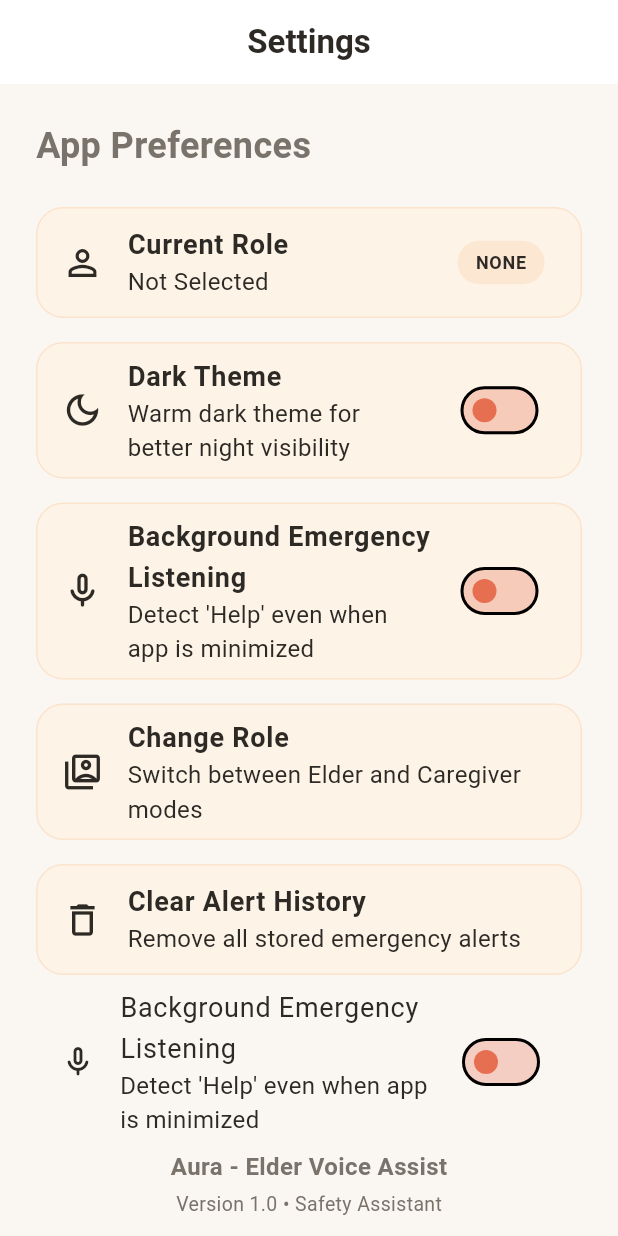
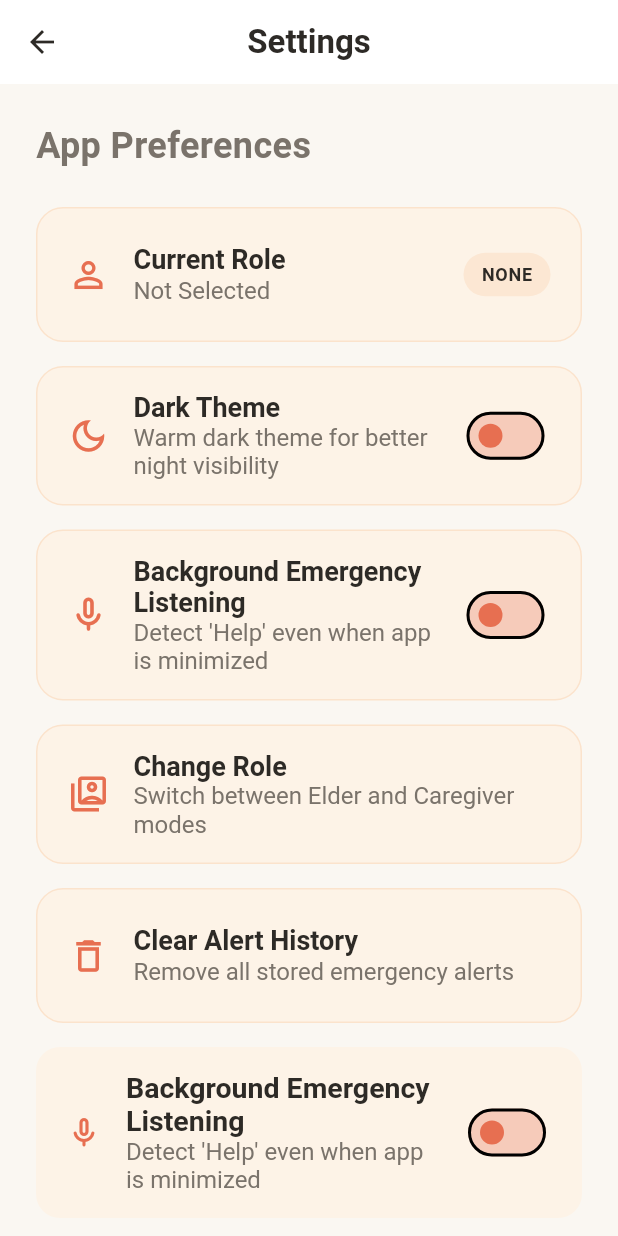
Before and after one commit to adilcholas/elder-voice-assist-app, a Flutter app: the CaregiverDashboardScreen screen opened by its route, after a tap on the "settings" icon, on a phone screen of 412 x 824 dp. Run offline on Flutter 3.47's test engine with Material 3 defaults, Android fonts, the phone set to English and light mode, and no system bars; our stand-ins replace cloud_firestore, firebase_auth, firebase_core, firebase_messaging, flutter_local_notifications, geocoding and 5 more; missing offline and left inert: flutter_background_service, flutter_background_service_android; accounts and stored records are empty.

Commit message:
functionality updates

```diff
--- a/lib/screens/caregiver_dashboard_screen.dart
+++ b/lib/screens/caregiver_dashboard_screen.dart
@@ -21,7 +21,7 @@ class CaregiverDashboardScreen extends StatelessWidget {
         actions: [
           IconButton(
             icon: const Icon(Icons.settings),
-            onPressed: () => context.go('/settings'),
+            onPressed: () => context.push('/settings'),
           ),
         ],
       ),
--- a/lib/screens/elder_home_screen.dart
+++ b/lib/screens/elder_home_screen.dart
@@ -20,7 +20,7 @@ class ElderHomeScreen extends StatelessWidget {
         actions: [
           IconButton(
             icon: const Icon(Icons.settings),
-            onPressed: () => context.go('/settings'),
+            onPressed: () => context.push('/settings'),
           ),
         ],
       ),
@@ -43,7 +43,7 @@ class ElderHomeScreen extends StatelessWidget {
                 onPressed: () async {
                   await alertProvider.triggerEmergency(elderName: "Elder User");
 
-                  context.go('/elder/emergency');
+                  context.push('/elder/emergency');
                 },
               ),
             ),
@@ -57,7 +57,7 @@ class ElderHomeScreen extends StatelessWidget {
               child: ElevatedButton.icon(
                 icon: const Icon(Icons.mic, size: 28),
                 label: const Text("Start Voice Assistant"),
-                onPressed: () => context.go('/elder/voice'),
+                onPressed: () => context.push('/elder/voice'),
               ),
             ),
 
--- a/lib/screens/emergency_alert_screen.dart
+++ b/lib/screens/emergency_alert_screen.dart
@@ -107,7 +107,7 @@ class EmergencyAlertScreen extends StatelessWidget {
                       if (activeAlerts.isNotEmpty) {
                         alertProvider.resolveAlert(activeAlerts.first.id);
                       }
-                      context.go('/elder/home');
+                      context.push('/elder/home');
                     },
                     child: const Text(
                       "I am Safe Now",
@@ -121,7 +121,7 @@ class EmergencyAlertScreen extends StatelessWidget {
                 /// Secondary Action
                 TextButton(
                   onPressed: () {
-                    context.go('/elder/home');
+                    context.push('/elder/home');
                   },
                   child: const Text("Return to Home"),
                 ),
--- a/lib/screens/settings_screen.dart
+++ b/lib/screens/settings_screen.dart
@@ -26,8 +26,8 @@ class SettingsScreen extends StatelessWidget {
       appBar: AppBar(title: const Text("Settings")),
       body: Padding(
         padding: const EdgeInsets.all(AppSpacing.lg),
-        child: Column(
-          crossAxisAlignment: CrossAxisAlignment.start,
+        child: ListView(
+          // crossAxisAlignment: CrossAxisAlignment.start,
           children: [
             /// HEADER
             Text("App Preferences", style: AppTypography.heading),
@@ -133,7 +133,7 @@ class SettingsScreen extends StatelessWidget {
                 ),
                 onTap: () {
                   roleProvider.clearRole();
-                  context.go('/role-selection');
+                  context.push('/role-selection');
                 },
               ),
             ),
@@ -159,6 +159,7 @@ class SettingsScreen extends StatelessWidget {
                 },
               ),
             ),
+            const SizedBox(height: AppSpacing.md),
 
             /// Background Emergency Listening (CRITICAL FEATURE)
             SwitchListTile(
@@ -191,8 +192,8 @@ class SettingsScreen extends StatelessWidget {
                 }
               },
             ),
-
-            const Spacer(),
+            const SizedBox(height: AppSpacing.md),
+            // const Spacer(),
 
             /// APP INFO (PRODUCTION FOOTER)
             Center(
@@ -223,16 +224,18 @@ class SettingsScreen extends StatelessWidget {
 /// REUSABLE HIGH-FIDELITY CARD (Design System Compliant)
 class _SettingsCard extends StatelessWidget {
   final Widget child;
-
   const _SettingsCard({required this.child});
 
   @override
   Widget build(BuildContext context) {
+    final theme = Theme.of(context); // Access current theme
     return Container(
       decoration: BoxDecoration(
-        color: AppColors.lightCard,
+        color: theme.cardTheme.color, // Uses AppColors.lightCard or darkCard
         borderRadius: BorderRadius.circular(18),
-        border: Border.all(color: AppColors.secondary.withValues(alpha: 0.2)),
+        border: Border.all(
+          color: theme.colorScheme.secondary.withValues(alpha: 0.2),
+        ),
       ),
       child: child,
     );
--- a/lib/screens/voice_listening_screen.dart
+++ b/lib/screens/voice_listening_screen.dart
@@ -19,7 +19,7 @@ class VoiceListeningScreen extends StatelessWidget {
     /// Auto navigate to emergency when help detected
     if (voiceProvider.state == VoiceState.detectedHelp) {
       WidgetsBinding.instance.addPostFrameCallback((_) {
-        context.go('/elder/emergency');
+        context.push('/elder/emergency');
       });
     }
 
--- a/lib/utils/app_theme.dart
+++ b/lib/utils/app_theme.dart
@@ -80,6 +80,23 @@ class AppTheme {
         AppColors.primary.withValues(alpha: 0.3),
       ),
     ),
+
+    /// ListTile (Spacious & Readable)
+    listTileTheme: ListTileThemeData(
+      contentPadding: const EdgeInsets.symmetric(horizontal: 20, vertical: 8),
+      tileColor: AppColors.lightCard,
+      shape: RoundedRectangleBorder(borderRadius: BorderRadius.circular(16)),
+      iconColor: AppColors.primary,
+      titleTextStyle: const TextStyle(
+        fontSize: 19,
+        fontWeight: FontWeight.w600,
+        color: AppColors.lightTextPrimary,
+      ),
+      subtitleTextStyle: const TextStyle(
+        fontSize: 16,
+        color: AppColors.lightTextSecondary,
+      ),
+    ),
   );
 
   /// 🌙 DARK THEME (Warm Dark — Not Harsh Black)
@@ -146,5 +163,23 @@ class AppTheme {
       bodyLarge: TextStyle(fontSize: 18, color: AppColors.darkTextPrimary),
       bodyMedium: TextStyle(fontSize: 16, color: AppColors.darkTextSecondary),
     ),
+
+    /// ListTile (High Contrast & Soft Warmth)
+    listTileTheme: ListTileThemeData(
+      contentPadding: const EdgeInsets.symmetric(horizontal: 20, vertical: 8),
+      tileColor: AppColors.darkCard,
+      shape: RoundedRectangleBorder(borderRadius: BorderRadius.circular(16)),
+      iconColor:
+          AppColors.secondary, // Using secondary for better dark-mode pop
+      titleTextStyle: const TextStyle(
+        fontSize: 19,
+        fontWeight: FontWeight.w600,
+        color: AppColors.darkTextPrimary,
+      ),
+      subtitleTextStyle: const TextStyle(
+        fontSize: 16,
+        color: AppColors.darkTextSecondary,
+      ),
+    ),
   );
 }
--- a/pubspec.yaml
+++ b/pubspec.yaml
@@ -14,8 +14,8 @@ dependencies:
   firebase_auth:
   cloud_firestore:
   firebase_messaging:
-  speech_to_text:
-  flutter_tts:
+  speech_to_text: 7.3.0
+  flutter_tts: 4.2.5
   geolocator:
   permission_handler:
   provider:
```
Also changed, not shown: 8 other files.
